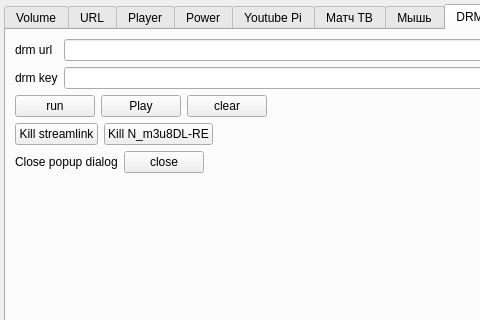
Above: kodigui.ui from definitly486/KodiGui before the change; both pictures show x 0 to 480 and y 0 to 320 of the 919 by 600 pixel window. Below: the same form after it.
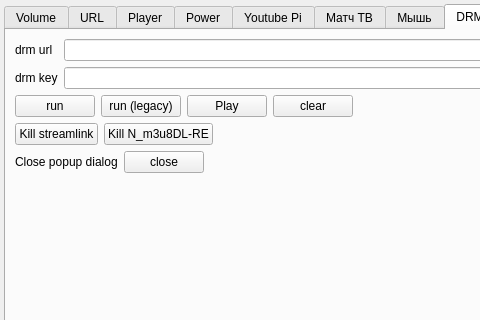
That is the form after the change. The open tabs and pages were chosen to show the change. Icons and pictures are not drawn.

Commit message: Add legacy DRM run button to tab

```diff
--- a/kodigui.ui
+++ b/kodigui.ui
@@ -846,6 +846,13 @@
             </property>
            </widget>
           </item>
+          <item>
+           <widget class="QPushButton" name="startDrmLegacyDownloadButton">
+            <property name="text">
+             <string>run (legacy)</string>
+            </property>
+           </widget>
+          </item>
           <item>
            <widget class="QPushButton" name="playDrmHlsButton">
             <property name="text">
```
